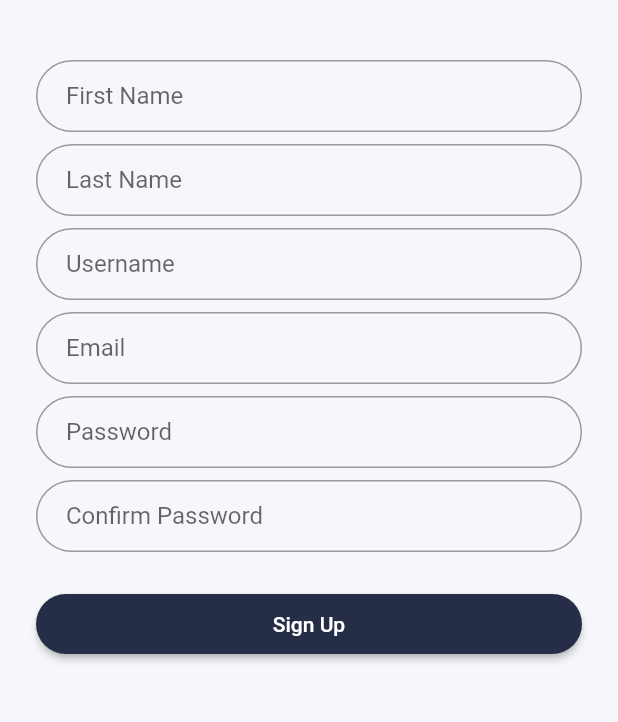
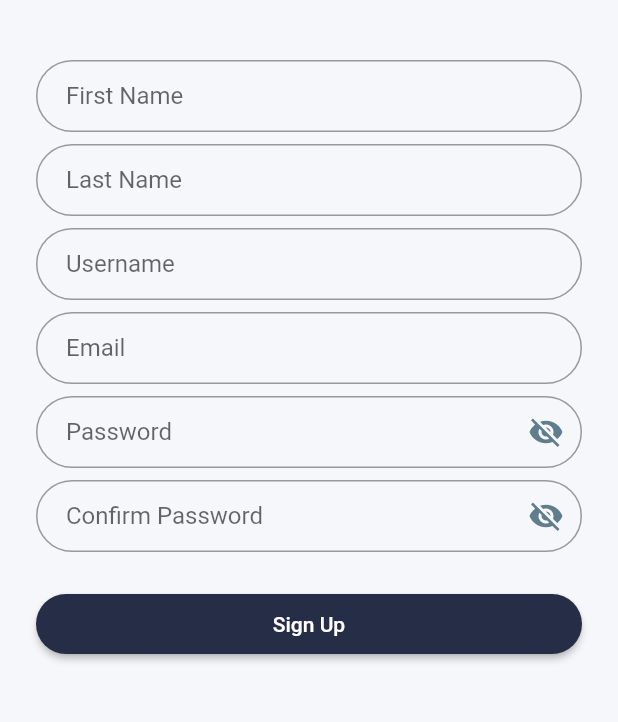
Before and after one commit to PKL-Floo-Intership/Membership, a Flutter app: the RegisterPage screen opened directly, on a phone screen of 412 x 824 dp, the part 390-1112 px from its top. Run offline on Flutter 3.47's test engine with Material 2 defaults, Android fonts, the phone set to English and light mode, and no system bars.

Commit message:
add hide and show password

```diff
--- a/lib/views/register/register_page.dart
+++ b/lib/views/register/register_page.dart
@@ -10,6 +10,14 @@ class RegisterPage extends StatefulWidget {
 }
 
 class _RegisterPageState extends State<RegisterPage> {
+
+  bool _isHidePassword = true;
+  void _togglePasswordVisibility(){
+    setState(() {
+      _isHidePassword = !_isHidePassword;
+    });
+  }
+
   @override
   Widget build(BuildContext context) {
     final logo = Hero(
@@ -32,25 +40,47 @@ class _RegisterPageState extends State<RegisterPage> {
     );
 
     final password = TextFormField(
+      obscureText: _isHidePassword,
       autofocus: false,
       initialValue: '',
-      obscureText: true,
+      keyboardType: TextInputType.text,
       decoration: InputDecoration(
         hintText: 'Password',
         contentPadding: EdgeInsets.fromLTRB(20.0, 10.0, 20.0, 10.0),
         border: OutlineInputBorder(borderRadius: BorderRadius.circular(32.0)),
+        suffixIcon: GestureDetector(
+        onTap:(){
+          _togglePasswordVisibility();
+
+        },
+        child: Icon(
+          _isHidePassword ? Icons.visibility_off : Icons.visibility,
+          color: _isHidePassword ? Colors.blueGrey : Colors.blueGrey,
+        ),
       ),
+      )
     );
 
     final confirmPassword = TextFormField(
+      obscureText: _isHidePassword,
       autofocus: false,
       initialValue: '',
-      obscureText: true,
+      keyboardType: TextInputType.text,
       decoration: InputDecoration(
         hintText: 'Confirm Password',
         contentPadding: EdgeInsets.fromLTRB(20.0, 10.0, 20.0, 10.0),
         border: OutlineInputBorder(borderRadius: BorderRadius.circular(32.0)),
+        suffixIcon: GestureDetector(
+        onTap:(){
+          _togglePasswordVisibility();
+
+        },
+        child: Icon(
+          _isHidePassword ? Icons.visibility_off : Icons.visibility,
+          color: _isHidePassword ? Colors.blueGrey : Colors.blueGrey,
+        ),
       ),
+      )
     );
 
     final firstName = TextFormField(
```
